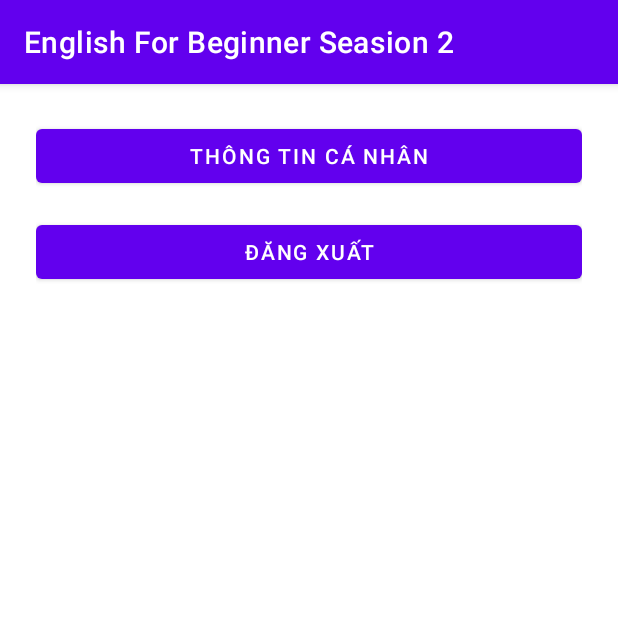
After one commit to thinlam/English-For-Beginner-Seasion-2, an Android app: the fragment SettingsFragment shown on its own in the app's theme, on a phone screen of 412 x 824 dp, the top half of it. The commit adds this screen. Run offline under Robolectric (Android 15) with nearby library versions, the phone set to English and light mode, and no system bars.

Commit message:
chỉnh sửa 1.75%/100%

```diff
--- /dev/null
+++ b/app/src/main/java/com/example/englishforbeginnerseasion2/ui/SettingsFragment.kt
@@ -0,0 +1,40 @@
+package com.example.englishforbeginnerseasion2.ui
+
+import android.content.Context
+import android.content.Intent
+import android.os.Bundle
+import android.view.*
+import android.widget.Button
+import android.widget.Toast
+import androidx.fragment.app.Fragment
+import com.example.englishforbeginnerseasion2.R
+import com.example.englishforbeginnerseasion2.ui.AuthActivity
+
+class SettingsFragment : Fragment() {
+
+    override fun onCreateView(
+        inflater: LayoutInflater, container: ViewGroup?,
+        savedInstanceState: Bundle?
+    ): View {
+        val view = inflater.inflate(R.layout.fragment_settings, container, false)
+
+        val btnProfile = view.findViewById<Button>(R.id.btn_profile)
+        val btnLogout = view.findViewById<Button>(R.id.btn_logout)
+
+        btnProfile.setOnClickListener {
+            val prefs = requireContext().getSharedPreferences("USER_PREFS", Context.MODE_PRIVATE)
+            val name = prefs.getString("fullname", "Không rõ")
+            val email = prefs.getString("email", "Chưa có email")
+            Toast.makeText(requireContext(), "👤 $name\n📧 $email", Toast.LENGTH_LONG).show()
+        }
+
+        btnLogout.setOnClickListener {
+            requireContext().getSharedPreferences("USER_PREFS", Context.MODE_PRIVATE)
+                .edit().putBoolean("isLoggedIn", false).apply()
+            startActivity(Intent(context, AuthActivity::class.java))
+            requireActivity().finish()
+        }
+
+        return view
+    }
+}
--- /dev/null
+++ b/app/src/main/res/layout/fragment_settings.xml
@@ -0,0 +1,20 @@
+<?xml version="1.0" encoding="utf-8"?>
+<LinearLayout xmlns:android="http://schemas.android.com/apk/res/android"
+    android:layout_width="match_parent"
+    android:layout_height="match_parent"
+    android:orientation="vertical"
+    android:padding="24dp">
+
+    <Button
+        android:id="@+id/btn_profile"
+        android:layout_width="match_parent"
+        android:layout_height="wrap_content"
+        android:text="Thông tin cá nhân" />
+
+    <Button
+        android:id="@+id/btn_logout"
+        android:layout_width="match_parent"
+        android:layout_height="wrap_content"
+        android:text="Đăng xuất"
+        android:layout_marginTop="16dp" />
+</LinearLayout>
```
Also changed, not shown: app/src/main/java/com/example/englishforbeginnerseasion2/MainActivity.kt (+53 -22 lines), app/src/main/res/menu/activity_main_drawer.xml (+13 -2 lines).
